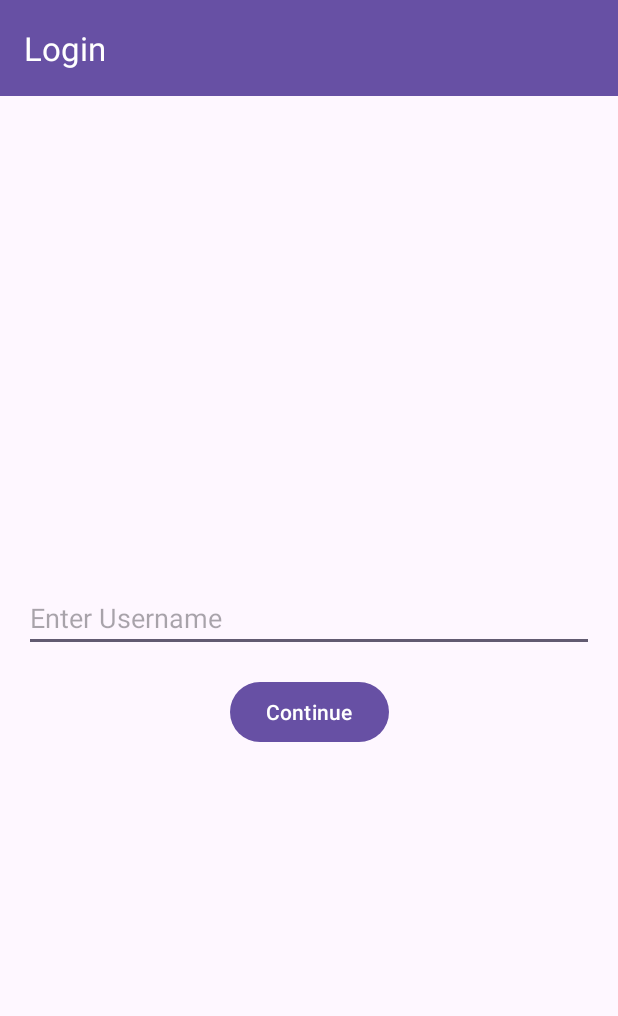
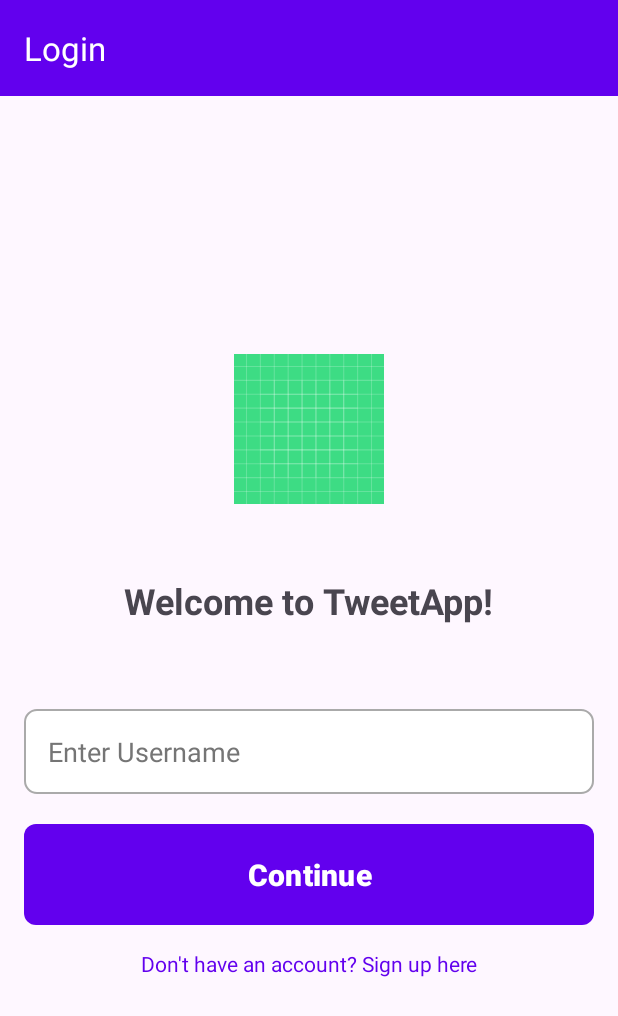
Before and after one commit to nikhil5642/ICP-TweetApp, an Android app: the screen it shows after launch (MainActivity), on a phone screen of 412 x 824 dp. Shown: the top 1016 px of the screen. Run offline under Robolectric (Android 15) with nearby library versions, the phone set to English and light mode, and no system bars; our stand-ins replace data binding, navigation-ui.

Commit message:
Dummy repo created for easy testing + Theme building + Login screen redesigning

```diff
--- a/TweetAndroidApp/app/src/main/java/com/example/tweetandroidapp/views/home/HomeViewModel.kt
+++ b/TweetAndroidApp/app/src/main/java/com/example/tweetandroidapp/views/home/HomeViewModel.kt
@@ -16,7 +16,7 @@ class HomeViewModel(private val tweetsRepository: TweetsRepository,) : ViewModel
         loadTweets()
     }
 
-    private fun loadTweets() {
+    fun loadTweets() {
         _tweets.value = tweetsRepository.getTweets().toList();
     }
 
--- a/TweetAndroidApp/app/src/main/java/com/example/tweetandroidapp/views/home/HomeViewModelFactory.kt
+++ b/TweetAndroidApp/app/src/main/java/com/example/tweetandroidapp/views/home/HomeViewModelFactory.kt
@@ -2,14 +2,15 @@ package com.example.tweetandroidapp.views.home
 
 import androidx.lifecycle.ViewModel
 import androidx.lifecycle.ViewModelProvider
+import com.example.tweetandroidapp.repositories.TweetsRepository
 import com.example.tweetandroidapp.repositories.UserRepository
 
-class HomeViewModelFactory() : ViewModelProvider.Factory {
+class HomeViewModelFactory(private val tweetsRepository: TweetsRepository) : ViewModelProvider.Factory {
 
     @Suppress("UNCHECKED_CAST")
     override fun <T : ViewModel> create(modelClass: Class<T>): T {
         if (modelClass.isAssignableFrom(HomeViewModel::class.java)) {
-            return HomeViewModel() as T
+            return HomeViewModel(tweetsRepository) as T
         }
         throw IllegalArgumentException("Unknown ViewModel class")
     }
--- a/TweetAndroidApp/app/src/main/java/com/example/tweetandroidapp/views/writeTweet/WriteTweetFragment.kt
+++ b/TweetAndroidApp/app/src/main/java/com/example/tweetandroidapp/views/writeTweet/WriteTweetFragment.kt
@@ -1,5 +1,6 @@
 package com.example.tweetandroidapp.views.writeTweet
 
+import DummyTweetsRepository
 import android.os.Bundle
 import android.view.LayoutInflater
 import android.view.View
@@ -27,7 +28,7 @@ class WriteTweetFragment : Fragment(), WriteTweetListener {
     ): View? {
         // Set up DataBinding
         binding = DataBindingUtil.inflate(inflater, R.layout.fragment_write_tweet, container, false)
-        tweetsRepository= TweetsRepository(ICClient.getInstance(requireContext()))
+        tweetsRepository= DummyTweetsRepository(requireContext())
         userRepository=UserRepository(requireContext())
         viewModel = ViewModelProvider(this,WriteViewModelFactory(userRepository,tweetsRepository,
             this))[WriteTweetViewModel::class.java]
--- /dev/null
+++ b/TweetAndroidApp/app/src/main/res/drawable/button_background.xml
@@ -0,0 +1,5 @@
+<shape xmlns:android="http://schemas.android.com/apk/res/android">
+    <solid android:color="?attr/colorPrimary" />
+    <corners android:radius="8dp" />
+    <padding android:left="10dp" android:right="10dp" />
+</shape>
--- /dev/null
+++ b/TweetAndroidApp/app/src/main/res/drawable/input_background.xml
@@ -0,0 +1,6 @@
+<shape xmlns:android="http://schemas.android.com/apk/res/android">
+    <solid android:color="@android:color/white" />
+    <corners android:radius="8dp" />
+    <stroke android:width="1dp" android:color="@android:color/darker_gray" />
+    <padding android:left="10dp" android:right="10dp" />
+</shape>
--- a/TweetAndroidApp/app/src/main/res/layout/fragment_login.xml
+++ b/TweetAndroidApp/app/src/main/res/layout/fragment_login.xml
@@ -12,34 +12,83 @@
     <androidx.constraintlayout.widget.ConstraintLayout
         android:layout_width="match_parent"
         android:layout_height="match_parent"
-        android:padding="16dp"
-        >
+        android:padding="16dp">
+
+        <ImageView
+            android:id="@+id/app_logo"
+            android:layout_width="100dp"
+            android:layout_height="100dp"
+            app:srcCompat="@drawable/ic_launcher_background"
+            android:layout_marginBottom="32dp"
+            app:layout_constraintTop_toTopOf="parent"
+            app:layout_constraintStart_toStartOf="parent"
+            app:layout_constraintEnd_toEndOf="parent"
+            app:layout_constraintBottom_toTopOf="@id/welcome_message"
+            app:layout_constraintVertical_chainStyle="packed"
+            />
+
+        <TextView
+            android:id="@+id/welcome_message"
+            android:layout_width="wrap_content"
+            android:layout_height="wrap_content"
+            android:text="Welcome to TweetApp!"
+            android:textStyle="bold"
+            android:textSize="24sp"
+            android:layout_marginBottom="24dp"
+            android:layout_marginTop="16dp"
+            app:layout_constraintTop_toBottomOf="@id/app_logo"
+            app:layout_constraintStart_toStartOf="parent"
+            app:layout_constraintEnd_toEndOf="parent"
+            app:layout_constraintBottom_toTopOf="@id/username_input"
+            />
 
         <EditText
             android:id="@+id/username_input"
-            app:layout_constraintTop_toTopOf="parent"
-            app:layout_constraintBottom_toTopOf="@id/continue_button"
             android:layout_width="match_parent"
             android:layout_height="wrap_content"
-            app:layout_constraintLeft_toLeftOf="parent"
-            app:layout_constraintRight_toRightOf="parent"
-            android:hint="Enter Username"
+            android:hint="@string/enter_username"
+            android:background="@drawable/input_background"
+            android:padding="16dp"
+            android:layout_marginTop="32dp"
             android:text="@={viewModel.userId}"
-            app:layout_constraintVertical_chainStyle="packed"
+            android:textColor="@color/editTextColor"
+            android:textColorHint="@color/editTextHintColor"
+            app:layout_constraintTop_toBottomOf="@id/welcome_message"
+            app:layout_constraintStart_toStartOf="parent"
+            app:layout_constraintEnd_toEndOf="parent"
+            app:layout_constraintBottom_toTopOf="@id/continue_button"
             />
+
 
         <Button
             android:id="@+id/continue_button"
-            app:layout_constraintBottom_toBottomOf="parent"
+            android:layout_width="match_parent"
+            android:layout_height="wrap_content"
+            android:text="@string/continue_text"
+            android:textStyle="bold"
+            android:textSize="20sp"
+            android:background="@drawable/button_background"
+            android:padding="16dp"
+            android:layout_marginTop="20dp"
+            android:onClick="@{() -> viewModel.login()}"
             app:layout_constraintTop_toBottomOf="@id/username_input"
-            app:layout_constraintLeft_toLeftOf="parent"
-            app:layout_constraintRight_toRightOf="parent"
-            android:layout_marginTop="16dp"
+            app:layout_constraintBottom_toTopOf="@id/signup_link"
+            app:layout_constraintStart_toStartOf="parent"
+            app:layout_constraintEnd_toEndOf="parent"
+            />
+
+        <TextView
+            android:id="@+id/signup_link"
             android:layout_width="wrap_content"
             android:layout_height="wrap_content"
-            android:text="Continue"
-            android:onClick="@{() -> viewModel.login()}"
+            android:text="@string/don_t_have_an_account_sign_up_here"
+            android:textColor="?attr/colorPrimary"
+            android:layout_marginTop="16dp"
+            android:textSize="14sp"
+            app:layout_constraintTop_toBottomOf="@id/continue_button"
+            app:layout_constraintBottom_toBottomOf="parent"
+            app:layout_constraintStart_toStartOf="parent"
+            app:layout_constraintEnd_toEndOf="parent" />
 
-            />
     </androidx.constraintlayout.widget.ConstraintLayout>
 </layout>
--- /dev/null
+++ b/TweetAndroidApp/app/src/main/res/values-night/colors-night.xml
@@ -0,0 +1,4 @@
+<resources>
+    <color name="editTextColor">#000000</color> <!-- White text for dark background -->
+    <color name="editTextHintColor">#B0B0B0</color> <!-- Light gray hint for dark background -->
+</resources>
--- a/TweetAndroidApp/app/src/main/res/values-night/themes.xml
+++ b/TweetAndroidApp/app/src/main/res/values-night/themes.xml
@@ -1,7 +1,26 @@
 <resources xmlns:tools="http://schemas.android.com/tools">
+
     <!-- Base application theme. -->
     <style name="Base.Theme.TweetAndroidApp" parent="Theme.Material3.DayNight.NoActionBar">
-        <!-- Customize your dark theme here. -->
-        <!-- <item name="colorPrimary">@color/my_dark_primary</item> -->
+        <!-- Dark theme primary colors -->
+        <item name="colorPrimary">@color/dark_primary</item>
+        <item name="colorOnPrimary">@color/dark_on_primary</item>
+        <item name="colorPrimaryContainer">@color/dark_primary_container</item>
+        <item name="colorOnPrimaryContainer">@color/dark_on_primary_container</item>
+
+        <!-- Surface and background colors -->
+        <item name="colorSurface">@color/dark_surface</item>
+        <item name="colorOnSurface">@color/dark_on_surface</item>
+        <item name="backgroundColor">@color/dark_background</item>
+        <item name="colorOnBackground">@color/dark_on_background</item>
+
+        <!-- Secondary colors -->
+        <item name="colorSecondary">@color/dark_secondary</item>
+        <item name="colorOnSecondary">@color/dark_on_secondary</item>
+
+        <!-- Toolbar style -->
+        <item name="actionBarTheme">@style/Widget.App.Toolbar</item>
     </style>
+
+    <style name="Theme.TweetAndroidApp" parent="Base.Theme.TweetAndroidApp" />
 </resources>
--- a/TweetAndroidApp/app/src/main/res/values/colors.xml
+++ b/TweetAndroidApp/app/src/main/res/values/colors.xml
@@ -2,4 +2,32 @@
 <resources>
     <color name="black">#FF000000</color>
     <color name="white">#FFFFFFFF</color>
+    <color name="light_primary">#6200EE</color>
+    <color name="light_on_primary">#FFFFFF</color>
+    <color name="light_primary_container">#BB86FC</color>
+    <color name="light_on_primary_container">#3700B3</color>
+
+    <color name="light_surface">#FFFFFF</color>
+    <color name="light_on_surface">#000000</color>
+    <color name="light_background">#F1F1F1</color>
+    <color name="light_on_background">#000000</color>
+
+    <color name="light_secondary">#03DAC5</color>
+    <color name="light_on_secondary">#000000</color>
+
+    <color name="dark_primary">#BB86FC</color>
+    <color name="dark_on_primary">#000000</color>
+    <color name="dark_primary_container">#3700B3</color>
+    <color name="dark_on_primary_container">#FFFFFF</color>
+
+    <color name="dark_surface">#121212</color>
+    <color name="dark_on_surface">#FFFFFF</color>
+    <color name="dark_background">#000000</color>
+    <color name="dark_on_background">#FFFFFF</color>
+
+    <color name="dark_secondary">#03DAC5</color>
+    <color name="dark_on_secondary">#000000</color>
+
+    <color name="editTextColor">#000000</color> <!-- Black text -->
+    <color name="editTextHintColor">#757575</color> <!-- Gray hint -->
 </resources>
--- a/TweetAndroidApp/app/src/main/res/values/strings.xml
+++ b/TweetAndroidApp/app/src/main/res/values/strings.xml
@@ -6,4 +6,7 @@
     <string name="at_timestamp">At: %s</string>
     <string name="post_tweet">Post Tweet</string>
     <string name="write_your_tweet_here">Write your tweet here</string>
+    <string name="enter_username">Enter Username</string>
+    <string name="continue_text">Continue</string>
+    <string name="don_t_have_an_account_sign_up_here">Don\'t have an account? Sign up here</string>
 </resources>
--- a/TweetAndroidApp/app/src/main/res/values/themes.xml
+++ b/TweetAndroidApp/app/src/main/res/values/themes.xml
@@ -1,8 +1,29 @@
 <resources xmlns:tools="http://schemas.android.com/tools">
+    <style name="Widget.App.Toolbar" parent="Widget.MaterialComponents.Toolbar.Surface">
+        <item name="android:background">?attr/colorPrimary</item>
+        <item name="android:theme">@style/ThemeOverlay.MaterialComponents.Dark.ActionBar</item>
+        <item name="titleTextColor">@android:color/white</item>
+    </style>
     <!-- Base application theme. -->
     <style name="Base.Theme.TweetAndroidApp" parent="Theme.Material3.DayNight.NoActionBar">
-        <!-- Customize your light theme here. -->
-        <!-- <item name="colorPrimary">@color/my_light_primary</item> -->
+        <!-- Light theme primary colors -->
+        <item name="colorPrimary">@color/light_primary</item>
+        <item name="colorOnPrimary">@color/light_on_primary</item>
+        <item name="colorPrimaryContainer">@color/light_primary_container</item>
+        <item name="colorOnPrimaryContainer">@color/light_on_primary_container</item>
+
+        <!-- Surface and background colors -->
+        <item name="colorSurface">@color/light_surface</item>
+        <item name="colorOnSurface">@color/light_on_surface</item>
+        <item name="backgroundColor">@color/light_background</item>
+        <item name="colorOnBackground">@color/light_on_background</item>
+
+        <!-- Secondary colors -->
+        <item name="colorSecondary">@color/light_secondary</item>
+        <item name="colorOnSecondary">@color/light_on_secondary</item>
+
+        <!-- Toolbar style -->
+        <item name="actionBarTheme">@style/Widget.App.Toolbar</item>
     </style>
 
     <style name="Theme.TweetAndroidApp" parent="Base.Theme.TweetAndroidApp" />
```
Also changed, not shown: TweetAndroidApp/app/src/main/java/com/example/tweetandroidapp/repositories/DummyTweetsRepository.kt (added, +61 -0 lines), TweetAndroidApp/app/src/main/java/com/example/tweetandroidapp/repositories/TweetsRepository.kt (+5 -4 lines), TweetAndroidApp/app/src/main/java/com/example/tweetandroidapp/views/home/HomeFragment.kt (+10 -1 lines).
